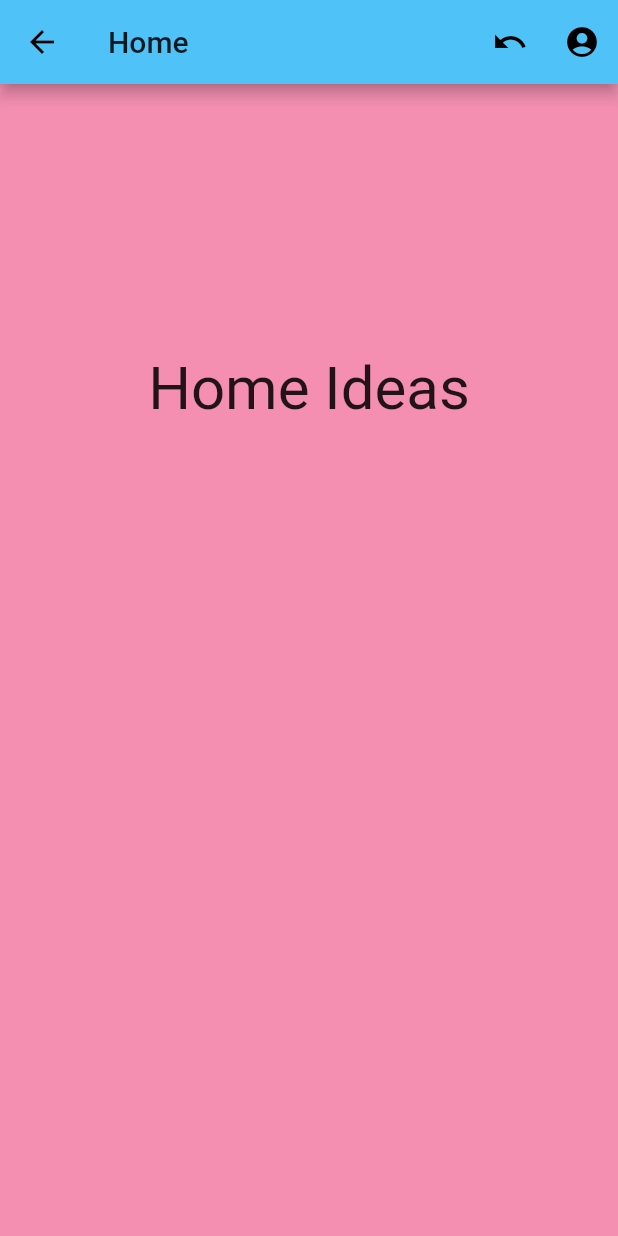
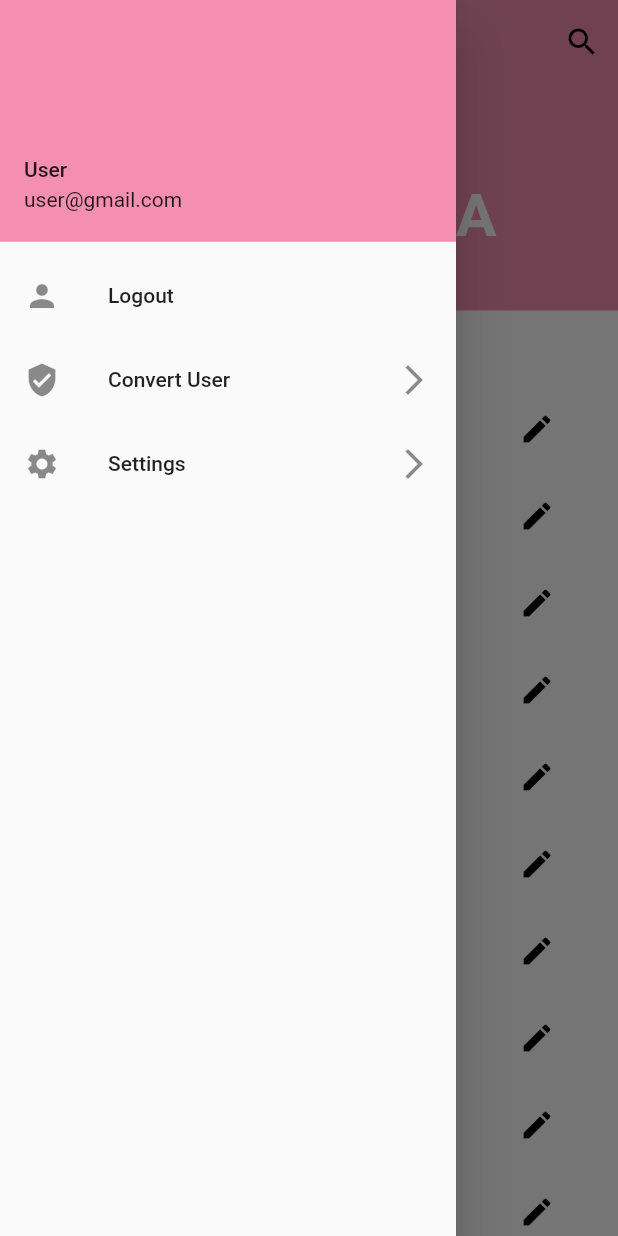
Before and after one commit to PushkaraSharma/MoneyDiary, a Flutter app: the Home screen opened directly, with the side drawer open (before the commit the screen has no drawer), on a phone screen of 412 x 824 dp. Run offline on Flutter 3.47's test engine with Material 2 defaults, Android fonts, the phone set to English and light mode, and no system bars; our stand-ins replace auto_size_text, firebase_auth, flutter_spinkit, google_sign_in; missing offline and left inert: floating_search_bar, flutter_auth_buttons; accounts and stored records are empty.

Commit message:
Fifth Commit "Anonmoususer to normal user with gmail and home page UI"

```diff
--- a/lib/home.dart
+++ b/lib/home.dart
@@ -1,53 +1,155 @@
 import 'package:flutter/material.dart';
 import 'package:money_diary/widgets/provider_widget.dart';
 import 'package:money_diary/services/auth_services.dart';
+import 'package:floating_search_bar/floating_search_bar.dart';
 
+final primaryColor = const Color(0xFFF48FB1);
 
-class Home extends StatelessWidget {
-  final primaryColor = const Color(0xFFF48FB1);
+class Home extends StatefulWidget {
+
+  @override
+  _HomeState createState() => _HomeState();
+}
+
+class _HomeState extends State<Home> {
+
   @override
   Widget build(BuildContext context) {
-    final width = MediaQuery.of(context).size.width;
-    final height =  MediaQuery.of(context).size.height;
+
     return Scaffold(
-      appBar: AppBar(title: Text('Home',),
-      backgroundColor: Colors.lightBlue[300],
-      actions: <Widget>[
-        IconButton(icon: Icon(Icons.undo),
-          onPressed: () async{
-          try{
-            AuthService auth  = Provider.of(context).auth;
-            await auth.signOut();
-            print('Signed Out');
-          }catch(e)
-          {print(e.toString());}
-        }
-        ),
-    IconButton(icon: Icon(Icons.account_circle),
-    onPressed: (){
-      Navigator.of(context).pushNamed('/convertUser');
-      }
-    )
+      drawer: new Drawer(
+        child: new ListView(
+          children: <Widget>[
+            new UserAccountsDrawerHeader(accountName: Text('User'), accountEmail: Text('user@gmail.com'),
+                decoration: BoxDecoration(color: primaryColor)),
+            new ListTile(title: Text('Logout'), leading: Icon(Icons.person),
+              onTap: () async {
+                try {
+                  AuthService auth = Provider.of(context).auth;
+                  await auth.signOut();
+                  print('Signed Out');
+                } catch (e) {
+                  print(e.toString());}
+              },),
+            ListTile(title: Text('Convert User'),leading: Icon(Icons.verified_user),trailing: Icon(Icons.arrow_forward_ios),
+              onTap: () async {
+                final auth = Provider.of(context).auth;
+                bool val = await auth.checkAnonUser();
+                if (val) {
+                  Navigator.of(context).pop();
+                  Navigator.of(context).pushNamed('/convertUser');
+                }
+                else {
+                }
+              },),
+            ListTile(title: Text('Settings'),leading: Icon(Icons.settings),trailing: Icon(Icons.arrow_forward_ios),onTap: () {},),
 
+          ],
+        )),
 
-      ],
+      backgroundColor: primaryColor,
+      appBar: AppBar(
+        backgroundColor: primaryColor,
+        elevation: 0.0,
+        title: Text('Home'),
+        actions: <Widget>[
+          IconButton(icon: Icon(Icons.search),onPressed: (){},)
+        ],
       ),
-      body: Container(
-        height: height,width: width,
-        color: primaryColor,
-        child: SafeArea(
-          child: Padding(
-            padding: EdgeInsets.all(15),
+      body: ListView(
+        children: <Widget>[
+
+          SizedBox(height: 25.0),
+          Padding(
+            padding: EdgeInsets.only(left: 40.0),
             child: Column(
               children: <Widget>[
-                SizedBox(height: height*0.2,),
-                Text('Home Ideas',style: TextStyle(fontSize: 40),)
+                Row(
+                  children: <Widget>[
+                    Text('WELCOME',
+                        style: TextStyle(color: Colors.white, fontWeight: FontWeight.bold, fontSize: 25.0)),
+                    SizedBox(width: 10.0),
+                    Text('BACK', style: TextStyle(color: Colors.white, fontSize: 25.0))
+                  ],
+                ),
+                SizedBox(height:10.0),
+                Text('PUSHKARA', style: TextStyle(color: Colors.white, fontWeight: FontWeight.bold, fontSize: 40.0))
               ],
             ),
           ),
-        ),
+          SizedBox(height: 40.0),
+          Container(
+            height: MediaQuery.of(context).size.height - 185.0,
+            decoration: BoxDecoration(color: Colors.white,
+              borderRadius: BorderRadius.only(topLeft: Radius.circular(75.0)),
+            ),
+            child: ListView(
+              primary: false,
+              padding: EdgeInsets.only(left: 25.0, right: 20.0),
+              children: <Widget>[
+                Padding(
+                    padding: EdgeInsets.only(top: 45.0),
+                    child: Container(
+                        height: MediaQuery.of(context).size.height - 30.0,
+                        child: ListView(children: [
+                          _builddate('21/12/2019', 'Description', '2400'),
+                          _builddate('21/12/2019', 'Description', '2400'),
+                          _builddate('21/12/2019', 'Description', '2400'),
+                          _builddate('21/12/2019', 'Description', '2400'),
+                          _builddate('21/12/2019', 'Description', '2400'),
+                          _builddate('21/12/2019', 'Description', '2400'),
+                          _builddate('21/12/2019', 'Description', '2400'),
+                          _builddate('21/12/2019', 'Description', '2400'),
+                          _builddate('21/12/2019', 'Description', '2400'),
+                          _builddate('21/12/2019', 'Description', '2400'),
+                          _builddate('21/12/2019', 'Description', '2400'),
+                          _builddate('21/12/2019', 'Description', '2400'),
+                          _builddate('21/12/2019', 'Description', '2400'),
+                          _builddate('21/12/2019', 'Description', '2400'),
+
+
+
+                        ]))),
+              ],
+            ),
+          )
+        ],
       ),
-
     );
   }
+
+
+
+  Widget _builddate(String date, String desription, String earned) {
+    return Padding(
+        padding: EdgeInsets.only(left: 10.0, right: 10.0, top: 10.0),
+        child: InkWell(
+            onTap: () {},
+            child: Row(
+              mainAxisAlignment: MainAxisAlignment.spaceBetween,
+              children: <Widget>[
+                Container(
+                    child: Row(
+                        children: [
+                         Text('Date'),
+                          SizedBox(width: 10.0),
+                          Column(
+                              crossAxisAlignment: CrossAxisAlignment.start,
+                              children:[
+                                Text(desription, style: TextStyle(fontSize: 17.0, fontWeight: FontWeight.bold)),
+                                Text(desription, style: TextStyle(fontSize: 15.0, color: Colors.grey))
+                              ]
+                          )]
+                    )
+                ),
+                IconButton(
+                    icon: Icon(Icons.edit),
+                    color: Colors.black,
+                    onPressed: () {}
+                    )
+              ],
+            )
+        ));
+  }
+
 }
--- a/lib/services/auth_services.dart
+++ b/lib/services/auth_services.dart
@@ -42,6 +42,15 @@ class AuthService{
   Future signInAnon(){
     return _firebaseAuth.signInAnonymously();
   }
+
+  Future checkAnonUser()async{
+    bool user = (await _firebaseAuth.currentUser()).isAnonymous;
+    print(user);
+    if(user){return true;}
+    else{return false;}
+  }
+
+  //anon user to normal user with email
   Future convertUserWithEmail(String email,String password,String name)async{
     final currentuser = await _firebaseAuth.currentUser();
 
@@ -58,6 +67,16 @@ class AuthService{
     final AuthResult authResult  = await _firebaseAuth.signInWithCredential(credential);
     final FirebaseUser user = authResult.user;
     return user.uid;
+   }
+
+
+   Future convertUserWithGoogle() async{
+     final currentUser = await _firebaseAuth.currentUser();
+     final GoogleSignInAccount account = await _googleSignIn.signIn();
+     final GoogleSignInAuthentication _googleAuth = await account.authentication;
+     final AuthCredential credential = GoogleAuthProvider.getCredential(idToken: _googleAuth.idToken, accessToken: _googleAuth.accessToken);
+     await currentUser.linkWithCredential(credential);
+     await updatename(_googleSignIn.currentUser.displayName, currentUser);
    }
 
   //SignOut
--- a/lib/starting_views/signup_view.dart
+++ b/lib/starting_views/signup_view.dart
@@ -319,6 +319,10 @@ class _Signup_viewState extends State<Signup_view> {
           borderRadius: 20.0,
           onPressed: ()async{
             try{
+              if(authFormType == AuthFormType.convertuser){
+                await auth.convertUserWithGoogle();
+                Navigator.of(context).pop();
+              }
               await auth.signInwithGoogle();
               Navigator.of(context).pushReplacementNamed('/home');
 
--- a/pubspec.yaml
+++ b/pubspec.yaml
@@ -34,6 +34,7 @@ dev_dependencies:
   flutter_spinkit: ^4.1.1+1
   flutter_auth_buttons: ^0.6.0
   google_sign_in: ^4.1.1
+  floating_search_bar: ^0.2.0
  # flutter_facebook_login: ^3.0.0
 
 
```
Also changed, not shown: pubspec.lock.
